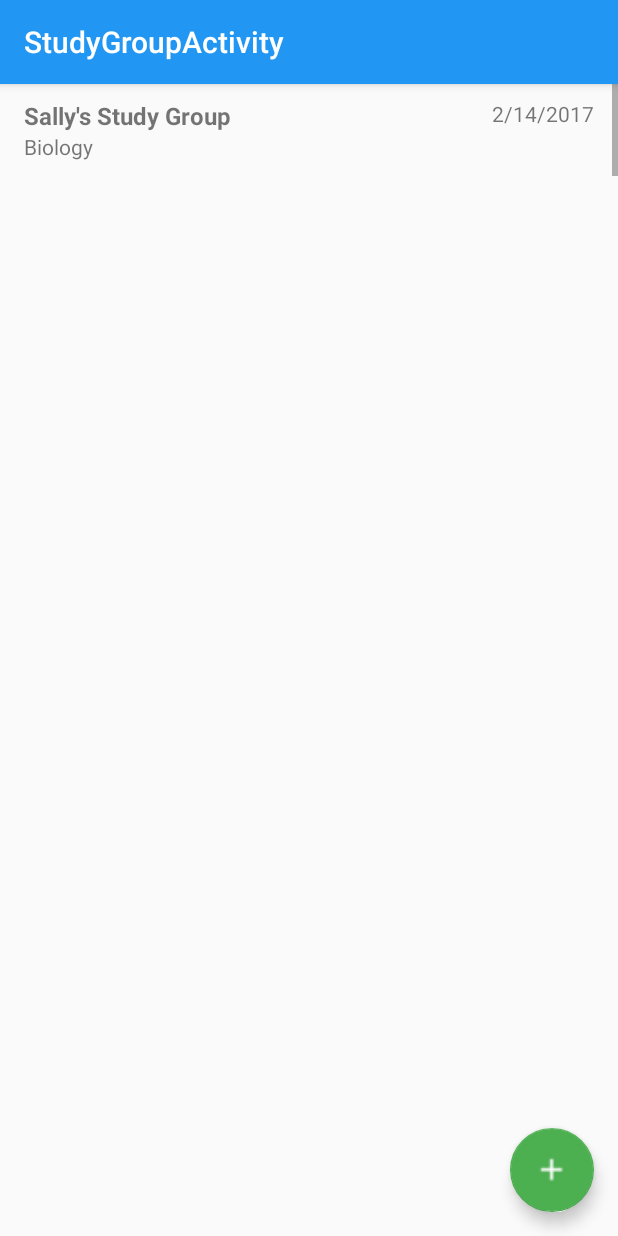
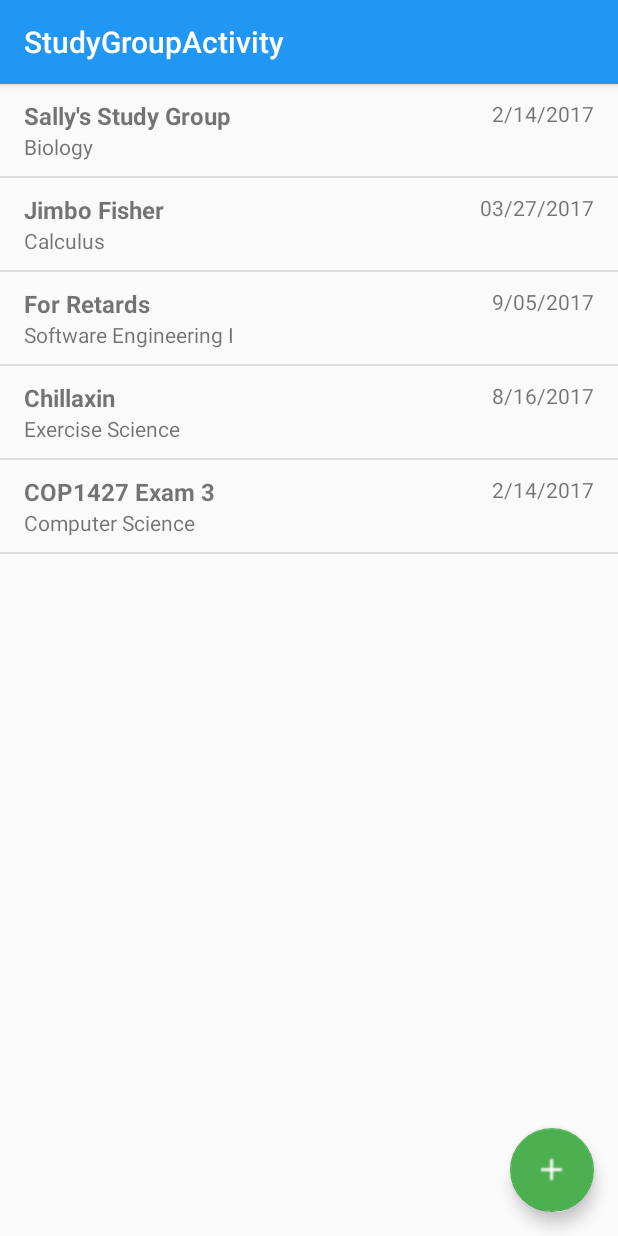
Before and after one commit to ScholarStation/Android.Java, an Android app: the StudyGroupActivity screen opened directly, with no data from a screen before it, on a phone screen of 412 x 824 dp. Run offline under Robolectric (Android 15) with nearby library versions, the light colour scheme and no system bars.

Commit message:
Line Divider added and changed spacing issues of cards

```diff
--- /dev/null
+++ b/ScholarStation/app/src/main/java/scholarstationandroid/scholarstation/DividerItemDecoration.java
@@ -0,0 +1,95 @@
+package scholarstationandroid.scholarstation;
+
+/**
+ * Created by jonat on 4/9/2016.
+ */
+    import android.content.Context;
+    import android.content.res.TypedArray;
+    import android.graphics.Canvas;
+    import android.graphics.Rect;
+    import android.graphics.drawable.Drawable;
+    import android.support.v7.widget.LinearLayoutManager;
+    import android.support.v7.widget.RecyclerView;
+    import android.view.View;
+
+/**
+ * Created by Lincoln on 30/10/15.
+ */
+public class DividerItemDecoration extends RecyclerView.ItemDecoration {
+
+    private static final int[] ATTRS = new int[]{
+            android.R.attr.listDivider
+    };
+
+    public static final int HORIZONTAL_LIST = LinearLayoutManager.HORIZONTAL;
+
+    public static final int VERTICAL_LIST = LinearLayoutManager.VERTICAL;
+
+    private Drawable mDivider;
+
+    private int mOrientation;
+
+    public DividerItemDecoration(Context context, int orientation) {
+        final TypedArray a = context.obtainStyledAttributes(ATTRS);
+        mDivider = a.getDrawable(0);
+        a.recycle();
+        setOrientation(orientation);
+    }
+
+    public void setOrientation(int orientation) {
+        if (orientation != HORIZONTAL_LIST && orientation != VERTICAL_LIST) {
+            throw new IllegalArgumentException("invalid orientation");
+        }
+        mOrientation = orientation;
+    }
+
+    @Override
+    public void onDrawOver(Canvas c, RecyclerView parent, RecyclerView.State state) {
+        if (mOrientation == VERTICAL_LIST) {
+            drawVertical(c, parent);
+        } else {
+            drawHorizontal(c, parent);
+        }
+    }
+
+    public void drawVertical(Canvas c, RecyclerView parent) {
+        final int left = parent.getPaddingLeft();
+        final int right = parent.getWidth() - parent.getPaddingRight();
+
+        final int childCount = parent.getChildCount();
+        for (int i = 0; i < childCount; i++) {
+            final View child = parent.getChildAt(i);
+            final RecyclerView.LayoutParams params = (RecyclerView.LayoutParams) child
+                    .getLayoutParams();
+            final int top = child.getBottom() + params.bottomMargin;
+            final int bottom = top + mDivider.getIntrinsicHeight();
+            mDivider.setBounds(left, top, right, bottom);
+            mDivider.draw(c);
+        }
+    }
+
+    public void drawHorizontal(Canvas c, RecyclerView parent) {
+        final int top = parent.getPaddingTop();
+        final int bottom = parent.getHeight() - parent.getPaddingBottom();
+
+        final int childCount = parent.getChildCount();
+        for (int i = 0; i < childCount; i++) {
+            final View child = parent.getChildAt(i);
+            final RecyclerView.LayoutParams params = (RecyclerView.LayoutParams) child
+                    .getLayoutParams();
+            final int left = child.getRight() + params.rightMargin;
+            final int right = left + mDivider.getIntrinsicHeight();
+            mDivider.setBounds(left, top, right, bottom);
+            mDivider.draw(c);
+        }
+    }
+
+    @Override
+    public void getItemOffsets(Rect outRect, View view, RecyclerView parent, RecyclerView.State state) {
+        if (mOrientation == VERTICAL_LIST) {
+            outRect.set(0, 0, 0, mDivider.getIntrinsicHeight());
+        } else {
+            outRect.set(0, 0, mDivider.getIntrinsicWidth(), 0);
+        }
+    }
+}
--- a/ScholarStation/app/src/main/java/scholarstationandroid/scholarstation/StudyGroupActivity.java
+++ b/ScholarStation/app/src/main/java/scholarstationandroid/scholarstation/StudyGroupActivity.java
@@ -1,5 +1,7 @@
 package scholarstationandroid.scholarstation;
 
+import android.content.Context;
+import android.graphics.Movie;
 import android.os.Bundle;
 import android.support.v7.app.AppCompatActivity;
 import android.support.v7.widget.DefaultItemAnimator;
@@ -7,6 +9,10 @@ import android.support.v7.widget.LinearLayoutManager;
 import android.support.v7.widget.RecyclerView;
 import android.support.v7.widget.RecyclerView.Adapter;
 import android.support.v7.widget.Toolbar;
+import android.view.GestureDetector;
+import android.view.MotionEvent;
+import android.view.View;
+import android.widget.Toast;
 
 import java.util.ArrayList;
 import java.util.List;
@@ -30,12 +36,25 @@ public class StudyGroupActivity extends AppCompatActivity {
         RecyclerView.LayoutManager mLayoutManager = new LinearLayoutManager(getApplicationContext());
         Rview.setLayoutManager(mLayoutManager);
         Rview.setItemAnimator(new DefaultItemAnimator());
+        Rview.addItemDecoration(new DividerItemDecoration(this, LinearLayoutManager.VERTICAL));
         Rview.setAdapter(SGAdapter);
+
+        /*Rview.addOnItemTouchListener(new RecyclerTouchListener(getApplicationContext(), Rview, new ClickListener() {
+            @Override
+            public void onClick(View view, int position) {
+                StudyGroup group = groupList.get(position);
+                Toast.makeText(getApplicationContext(), group.getTitle() + " is selected!", Toast.LENGTH_SHORT).show();
+            }
+
+            @Override
+            public void onLongClick(View view, int position) {
+
+            }
+        }));*/
 
         prepareStudyData();
     }
     private void prepareStudyData() {
-        //This only works for more than 5 items. Any less and you get massive spacing issues. Need to fix later
         StudyGroup group = new StudyGroup("Sally's Study Group", "Biology", "2/14/2017");
         groupList.add(group);
 
@@ -49,7 +68,7 @@ public class StudyGroupActivity extends AppCompatActivity {
         groupList.add(group);
 
         group = new StudyGroup("COP1427 Exam 3", "Computer Science", "2/14/2017");
-        groupList.add(group);
+        groupList.add(group);/*
 
         group = new StudyGroup("Wocka Wocka", "Accounting", "03/27/2017");
         groupList.add(group);
@@ -61,7 +80,7 @@ public class StudyGroupActivity extends AppCompatActivity {
         groupList.add(group);
 
         group = new StudyGroup("The Thirst for Knowledge", "Sociology", "2/14/2017");
-        groupList.add(group);
+        groupList.add(group);*/
 
         SGAdapter.notifyDataSetChanged();
     }
@@ -73,4 +92,53 @@ public class StudyGroupActivity extends AppCompatActivity {
                     .setAction("Action", null).show();
         }
     });*/
+    public interface ClickListener {
+        void onClick(View view, int position);
+
+        void onLongClick(View view, int position);
     }
+    /*
+    public static class RecyclerTouchListener implements RecyclerView.OnItemTouchListener
+    {
+
+        private GestureDetector gestureDetector;
+        private MainActivity.ClickListener clickListener;
+
+        public RecyclerTouchListener(Context context, final RecyclerView recyclerView, final MainActivity.ClickListener clickListener) {
+            this.clickListener = clickListener;
+            gestureDetector = new GestureDetector(context, new GestureDetector.SimpleOnGestureListener() {
+                @Override
+                public boolean onSingleTapUp(MotionEvent e) {
+                    return true;
+                }
+
+                @Override
+                public void onLongPress(MotionEvent e) {
+                    View child = recyclerView.findChildViewUnder(e.getX(), e.getY());
+                    if (child != null && clickListener != null) {
+                        clickListener.onLongClick(child, recyclerView.getChildLayoutPosition(child));
+                    }
+                }
+            });
+        }
+
+        @Override
+        public boolean onInterceptTouchEvent(RecyclerView rv, MotionEvent e) {
+
+            View child = rv.findChildViewUnder(e.getX(), e.getY());
+            if (child != null && clickListener != null && gestureDetector.onTouchEvent(e)) {
+                clickListener.onClick(child, rv.getChildLayoutPosition(child));
+            }
+            return false;
+        }
+
+        @Override
+        public void onTouchEvent(RecyclerView rv, MotionEvent e) {
+        }
+
+        @Override
+        public void onRequestDisallowInterceptTouchEvent(boolean disallowIntercept) {
+
+        }
+    }*/
+}
--- a/ScholarStation/app/src/main/res/layout/studygroup_list_row.xml
+++ b/ScholarStation/app/src/main/res/layout/studygroup_list_row.xml
@@ -1,7 +1,7 @@
 <?xml version="1.0" encoding="utf-8"?>
 <RelativeLayout xmlns:android="http://schemas.android.com/apk/res/android"
     android:layout_width="match_parent"
-    android:layout_height="match_parent"
+    android:layout_height="wrap_content"
     android:focusable="true"
     android:paddingLeft="16dp"
     android:paddingRight="16dp"
```
Lines whose indentation alone changed are shown as unchanged.
